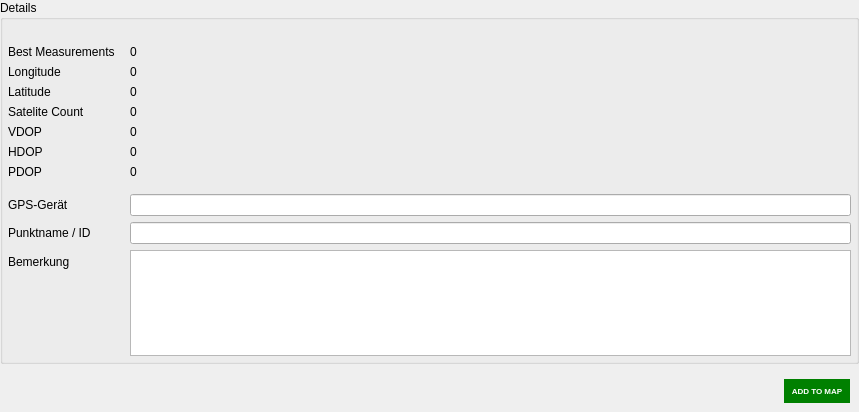
Before: the Qt Designer form gnavs/gui/measurement/aggregation.ui in b-lack/qgis-gnavs-plugin, drawn with Qt 5.
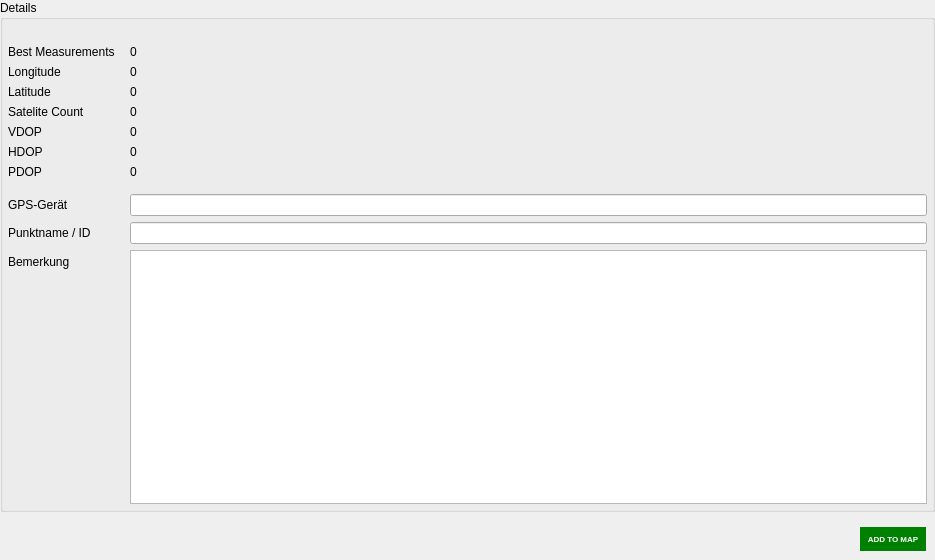
After: the same form once the commit is applied. Custom widgets are drawn as their Qt base class.

Diff of the .ui file:
```diff
--- a/gnavs/gui/measurement/aggregation.ui
+++ b/gnavs/gui/measurement/aggregation.ui
@@ -6,8 +6,8 @@
    <rect>
     <x>0</x>
     <y>0</y>
-    <width>859</width>
-    <height>412</height>
+    <width>935</width>
+    <height>560</height>
    </rect>
   </property>
   <property name="windowTitle">
```
